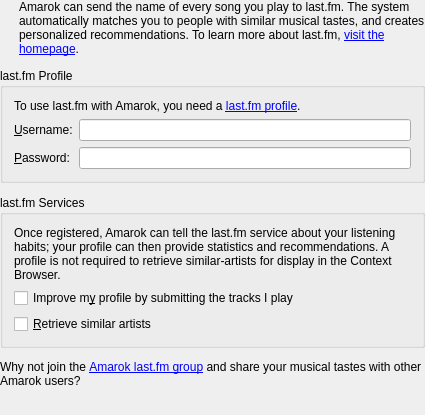
Above: src/servicebrowser/lastfm/LastFmConfigWidget.ui from KDE/amarok before the change. Below: the same form after it.
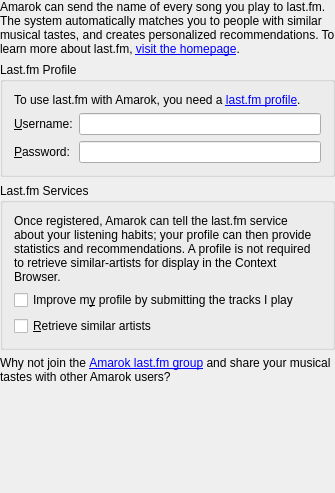
That is the form after the change. Custom widgets are drawn as their Qt base class.

Commit message: Clean up the LastFmConfigWidget, still resizable, cant prevent that

```diff
--- a/src/servicebrowser/lastfm/LastFmConfigWidget.ui
+++ b/src/servicebrowser/lastfm/LastFmConfigWidget.ui
@@ -5,8 +5,8 @@
    <rect>
     <x>0</x>
     <y>0</y>
-    <width>425</width>
-    <height>415</height>
+    <width>335</width>
+    <height>493</height>
    </rect>
   </property>
   <property name="minimumSize" >
@@ -15,47 +15,11 @@
     <height>1</height>
    </size>
   </property>
-  <layout class="QVBoxLayout" >
-   <property name="spacing" >
-    <number>12</number>
-   </property>
-   <property name="leftMargin" >
+  <layout class="QGridLayout" name="gridLayout_2" >
+   <property name="margin" >
     <number>0</number>
    </property>
-   <property name="topMargin" >
-    <number>0</number>
-   </property>
-   <property name="rightMargin" >
-    <number>0</number>
-   </property>
-   <property name="bottomMargin" >
-    <number>0</number>
-   </property>
-   <item>
-    <layout class="QHBoxLayout" >
-     <property name="spacing" >
-      <number>12</number>
-     </property>
-     <item>
-      <widget class="QLabel" name="infoPixmap_2" >
-       <property name="sizePolicy" >
-        <sizepolicy vsizetype="Minimum" hsizetype="Maximum" >
-         <horstretch>0</horstretch>
-         <verstretch>0</verstretch>
-        </sizepolicy>
-       </property>
-       <property name="text" >
-        <string/>
-       </property>
-       <property name="alignment" >
-        <set>Qt::AlignVCenter</set>
-       </property>
-       <property name="wordWrap" >
-        <bool>false</bool>
-       </property>
-      </widget>
-     </item>
-     <item>
+   <item row="0" column="0" >
       <widget class="QLabel" name="kActiveLabel3" >
        <property name="sizePolicy" >
         <sizepolicy vsizetype="Maximum" hsizetype="Preferred" >
@@ -70,76 +34,31 @@
         </size>
        </property>
        <property name="text" >
-        <string>Amarok can send the name of every song you play to last.fm. The system automatically matches you to people with similar musical tastes, and creates personalized recommendations. To learn more about last.fm, &lt;A href='http://www.last.fm'>visit the homepage&lt;/A>.</string>
+      <string>Amarok can send the name of every song you play to last.fm. The system automatically matches you to people with similar musical tastes, and creates personalized recommendations. To learn more about last.fm, &lt;a href="http://www.last.fm">visit the homepage&lt;/a>.</string>
        </property>
        <property name="wordWrap" >
         <bool>true</bool>
        </property>
       </widget>
      </item>
-    </layout>
-   </item>
-   <item>
+   <item row="1" column="0" >
     <widget class="QGroupBox" name="groupBox3" >
      <property name="title" >
-      <string>last.fm Profile</string>
+      <string>Last.fm Profile</string>
      </property>
-     <layout class="QVBoxLayout" >
-      <item>
+     <layout class="QGridLayout" name="gridLayout" >
+      <item row="0" column="0" colspan="2" >
        <widget class="QLabel" name="kActiveLabel1" >
-        <property name="sizePolicy" >
-         <sizepolicy vsizetype="Preferred" hsizetype="Preferred" >
-          <horstretch>0</horstretch>
-          <verstretch>0</verstretch>
-         </sizepolicy>
-        </property>
         <property name="text" >
-         <string>&lt;P>To use last.fm with Amarok, you need a &lt;A href='http://www.last.fm:80/signup.php'>last.fm profile&lt;/A>.</string>
+         <string>To use last.fm with Amarok, you need a &lt;a href="http://www.last.fm:80/signup.php">last.fm profile&lt;/a>.</string>
         </property>
         <property name="wordWrap" >
          <bool>true</bool>
         </property>
        </widget>
       </item>
-      <item>
-       <layout class="QGridLayout" >
-        <item row="0" column="1" >
-         <widget class="KLineEdit" name="kcfg_ScrobblerUsername" >
-          <property name="sizePolicy" >
-           <sizepolicy vsizetype="Fixed" hsizetype="Expanding" >
-            <horstretch>0</horstretch>
-            <verstretch>0</verstretch>
-           </sizepolicy>
-          </property>
-         </widget>
-        </item>
         <item row="1" column="0" >
-         <widget class="QLabel" name="labelPassword" >
-          <property name="sizePolicy" >
-           <sizepolicy vsizetype="Preferred" hsizetype="Preferred" >
-            <horstretch>0</horstretch>
-            <verstretch>0</verstretch>
-           </sizepolicy>
-          </property>
-          <property name="text" >
-           <string>&amp;Password:</string>
-          </property>
-          <property name="wordWrap" >
-           <bool>false</bool>
-          </property>
-          <property name="buddy" >
-           <cstring>kcfg_ScrobblerPassword</cstring>
-          </property>
-         </widget>
-        </item>
-        <item row="0" column="0" >
          <widget class="QLabel" name="labelUsername" >
-          <property name="sizePolicy" >
-           <sizepolicy vsizetype="Preferred" hsizetype="Preferred" >
-            <horstretch>0</horstretch>
-            <verstretch>0</verstretch>
-           </sizepolicy>
-          </property>
           <property name="text" >
            <string>&amp;Username:</string>
           </property>
@@ -152,59 +71,58 @@
          </widget>
         </item>
         <item row="1" column="1" >
+       <widget class="KLineEdit" name="kcfg_ScrobblerUsername" />
+      </item>
+      <item row="2" column="0" >
+       <widget class="QLabel" name="labelPassword" >
+        <property name="text" >
+         <string>&amp;Password:</string>
+        </property>
+        <property name="wordWrap" >
+         <bool>false</bool>
+        </property>
+        <property name="buddy" >
+         <cstring>kcfg_ScrobblerPassword</cstring>
+        </property>
+       </widget>
+      </item>
+      <item row="2" column="1" >
          <widget class="KLineEdit" name="kcfg_ScrobblerPassword" >
-          <property name="sizePolicy" >
-           <sizepolicy vsizetype="Fixed" hsizetype="Expanding" >
-            <horstretch>0</horstretch>
-            <verstretch>0</verstretch>
-           </sizepolicy>
-          </property>
           <property name="echoMode" >
            <enum>QLineEdit::Password</enum>
           </property>
          </widget>
         </item>
        </layout>
-      </item>
-     </layout>
     </widget>
    </item>
-   <item>
+   <item row="2" column="0" >
     <widget class="QGroupBox" name="groupBox2" >
      <property name="title" >
-      <string>last.fm Services</string>
+      <string>Last.fm Services</string>
      </property>
-     <layout class="QVBoxLayout" >
-      <item>
+     <layout class="QGridLayout" name="gridLayout_3" >
+      <item row="0" column="0" >
        <widget class="QLabel" name="textLabel1" >
         <property name="text" >
          <string>Once registered, Amarok can tell the last.fm service about your listening habits; your profile can then provide statistics and recommendations. A profile is not required to retrieve similar-artists for display in the Context Browser.</string>
         </property>
-        <property name="textFormat" >
-         <enum>Qt::RichText</enum>
-        </property>
         <property name="wordWrap" >
          <bool>true</bool>
         </property>
        </widget>
       </item>
-      <item>
+      <item row="1" column="0" >
        <widget class="QCheckBox" name="kcfg_SubmitPlayedSongs" >
         <property name="enabled" >
          <bool>true</bool>
         </property>
-        <property name="sizePolicy" >
-         <sizepolicy vsizetype="Preferred" hsizetype="Expanding" >
-          <horstretch>0</horstretch>
-          <verstretch>0</verstretch>
-         </sizepolicy>
-        </property>
         <property name="text" >
          <string>Improve m&amp;y profile by submitting the tracks I play</string>
         </property>
        </widget>
       </item>
-      <item>
+      <item row="2" column="0" >
        <widget class="QCheckBox" name="kcfg_RetrieveSimilarArtists" >
         <property name="text" >
          <string>&amp;Retrieve similar artists</string>
@@ -214,34 +132,25 @@
      </layout>
     </widget>
    </item>
-   <item>
+   <item row="3" column="0" >
     <widget class="QLabel" name="kActiveLabel2" >
-     <property name="sizePolicy" >
-      <sizepolicy vsizetype="Preferred" hsizetype="Preferred" >
-       <horstretch>0</horstretch>
-       <verstretch>0</verstretch>
-      </sizepolicy>
-     </property>
      <property name="text" >
-      <string>Why not join the &lt;A href='http://www.last.fm:80/group/Amarok+Users'>Amarok last.fm group&lt;/A> and share your musical tastes with other Amarok users?</string>
+      <string>Why not join the &lt;a href="http://www.last.fm:80/group/Amarok+Users">Amarok last.fm group&lt;/a> and share your musical tastes with other Amarok users?</string>
      </property>
      <property name="wordWrap" >
       <bool>true</bool>
      </property>
     </widget>
    </item>
-   <item>
-    <spacer>
+   <item row="4" column="0" >
+    <spacer name="verticalSpacer" >
      <property name="orientation" >
       <enum>Qt::Vertical</enum>
      </property>
-     <property name="sizeType" >
-      <enum>QSizePolicy::Expanding</enum>
-     </property>
-     <property name="sizeHint" >
+     <property name="sizeHint" stdset="0" >
       <size>
        <width>20</width>
-       <height>16</height>
+       <height>0</height>
       </size>
      </property>
     </spacer>
```
Lines whose indentation alone changed are shown as unchanged.
